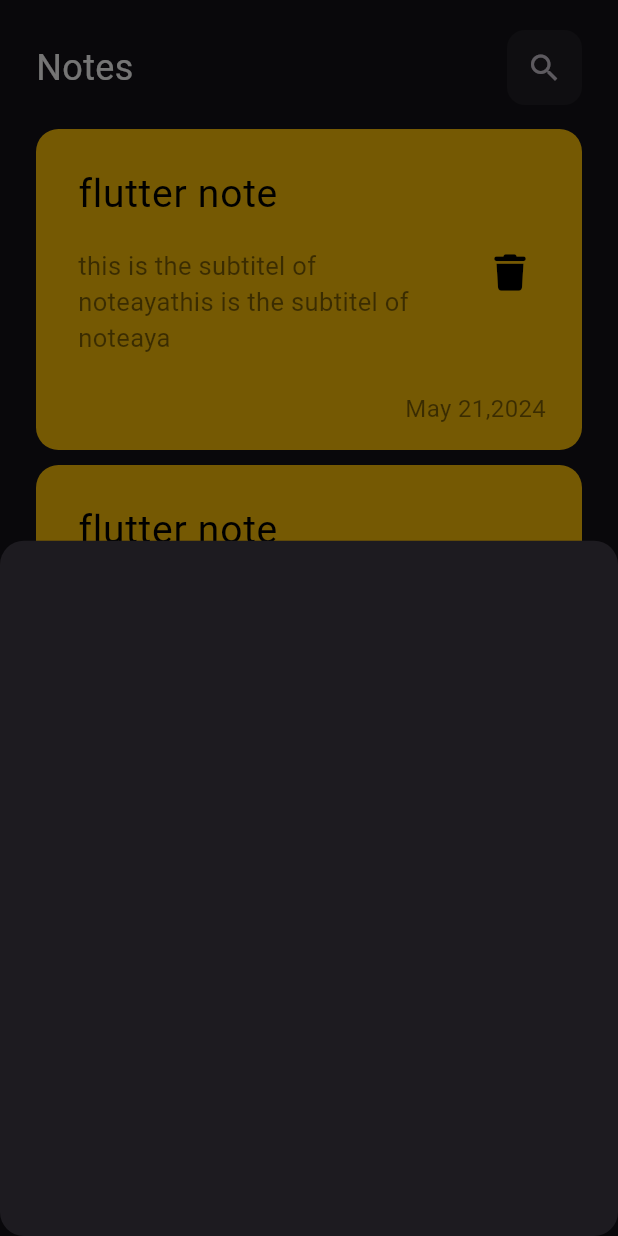
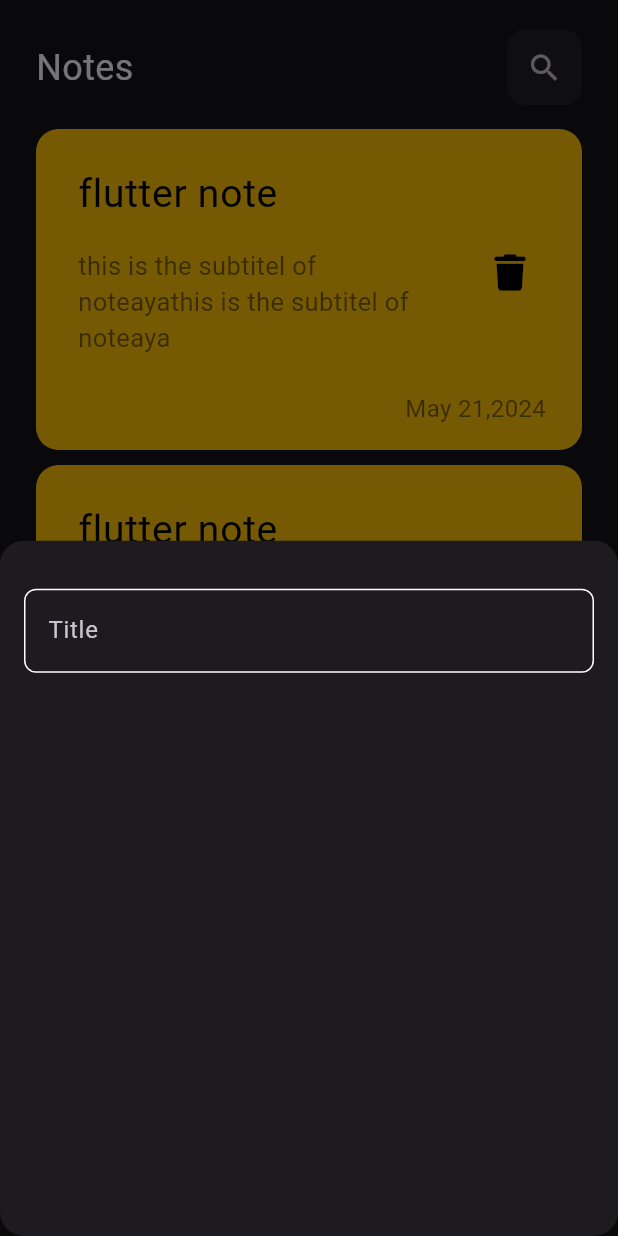
Before and after one commit to mowalid28/noteapp, a Flutter app: the screen it shows after launch, after a tap on the "add" icon, on a phone screen of 412 x 824 dp. Run offline on Flutter 3.47's test engine with Material 3 defaults, Android fonts, the phone set to English and light mode, and no system bars; our stand-ins replace font_awesome_flutter; Roboto replaces fonts that are missing (assets/fonts/Poppins-Regular.ttf).

Commit message:
create custom text field

```diff
--- /dev/null
+++ b/lib/constant.dart
@@ -0,0 +1,3 @@
+import 'package:flutter/material.dart';
+
+const Kprimarycolor = const Color(0xff62FCD7);
--- a/lib/widgets/add_note_bottom_sheet.dart
+++ b/lib/widgets/add_note_bottom_sheet.dart
@@ -1,10 +1,21 @@
 import 'package:flutter/material.dart';
+import 'package:noteapp/widgets/custom_text_field.dart';
 
 class addNoteBottomSheet extends StatelessWidget {
   const addNoteBottomSheet({super.key});
 
   @override
   Widget build(BuildContext context) {
-    return Container();
+    return Padding(
+      padding: const EdgeInsets.symmetric(horizontal: 16.0),
+      child: Column(
+        children: [
+          SizedBox(
+            height: 32,
+          ),
+          CustomTextField(),
+        ],
+      ),
+    );
   }
 }
--- /dev/null
+++ b/lib/widgets/custom_text_field.dart
@@ -0,0 +1,28 @@
+import 'package:flutter/material.dart';
+import 'package:noteapp/constant.dart';
+
+class CustomTextField extends StatelessWidget {
+  const CustomTextField({super.key});
+
+  @override
+  Widget build(BuildContext context) {
+    return TextField(
+      cursorColor: Kprimarycolor,
+      decoration: InputDecoration(
+        hintText: 'Title',
+        border: buildborder(),
+        enabledBorder: buildborder(),
+        focusedBorder: buildborder(Kprimarycolor),
+      ),
+    );
+  }
+
+  OutlineInputBorder buildborder([color]) {
+    return OutlineInputBorder(
+      borderRadius: BorderRadius.circular(8),
+      borderSide: BorderSide(
+        color: color ?? Colors.white,
+      ),
+    );
+  }
+}
```
Also changed, not shown: lib/note.txt (+18 -0 lines).
